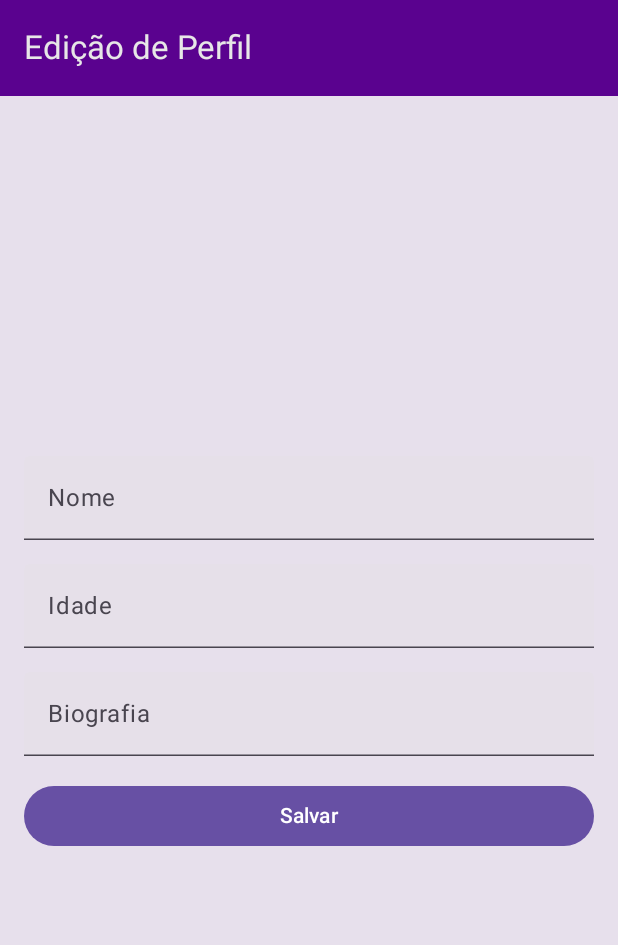
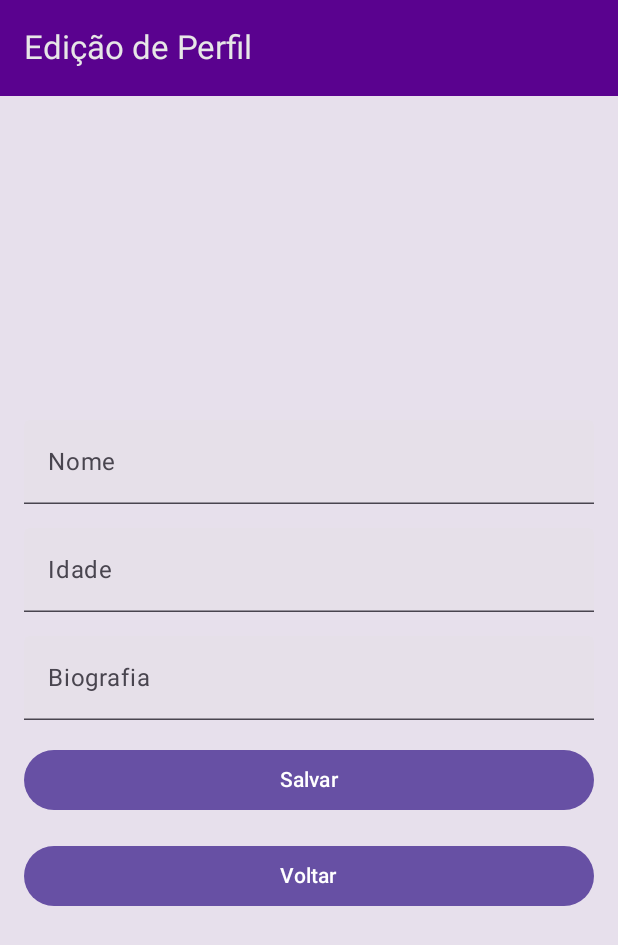
Before and after one commit to HanielCostaDaSilva/Cinder, an Android app built with Jetpack Compose: the EditionScreen screen opened through its navigation route, on a phone screen of 412 x 824 dp. Shown: the top 945 px of the screen. Run offline under Robolectric (Android 15) with nearby library versions, the phone set to English and light mode, and no system bars; our stand-ins replace Firebase (no records; nobody signed in at launch, a user with empty details on screens opened directly).

Commit message:
Ajuste de ícones, buttons e layout

```diff
--- a/app/src/main/java/com/haniel/cinder/ui/theme/screens/EditionScreen.kt
+++ b/app/src/main/java/com/haniel/cinder/ui/theme/screens/EditionScreen.kt
@@ -9,9 +9,14 @@ import androidx.compose.foundation.layout.fillMaxWidth
 import androidx.compose.foundation.layout.height
 import androidx.compose.foundation.layout.padding
 import androidx.compose.foundation.text.KeyboardOptions
+import androidx.compose.material.icons.Icons
+import androidx.compose.material.icons.automirrored.filled.ArrowBack
+import androidx.compose.material.icons.filled.ArrowBack
 import androidx.compose.material3.Button
 import androidx.compose.material3.CircularProgressIndicator
 import androidx.compose.material3.ExperimentalMaterial3Api
+import androidx.compose.material3.Icon
+import androidx.compose.material3.IconButton
 import androidx.compose.material3.MaterialTheme
 import androidx.compose.material3.Scaffold
 import androidx.compose.material3.Text
@@ -47,7 +52,7 @@ fun EditionScreen(modifier: Modifier = Modifier, onBack: () -> Unit) {
     var message by remember { mutableStateOf<String?>(null) }
 
     val userDao = UserDAO()
-    val globalLogin = usuarioLogadoCinder // A variável global que contém o login
+    val globalLogin = usuarioLogadoCinder
 
     LaunchedEffect(globalLogin) {
         userDao.findByName(globalLogin) { fetchedUser ->
@@ -133,6 +138,12 @@ fun EditionScreen(modifier: Modifier = Modifier, onBack: () -> Unit) {
                             Text("Salvar")
                         }
                         Spacer(modifier = Modifier.height(16.dp))
+                        Button(
+                            onClick = onBack,
+                            modifier = Modifier.fillMaxWidth()
+                        ) {
+                            Text("Voltar")
+                        }
                         message?.let {
                             Text(
                                 text = it,
```
Also changed, not shown: app/src/main/java/com/haniel/cinder/ui/theme/screens/PrincipalScreen.kt (+22 -9 lines), app/src/main/java/com/haniel/cinder/ui/theme/screens/profileUserScreen.kt (+9 -5 lines).
